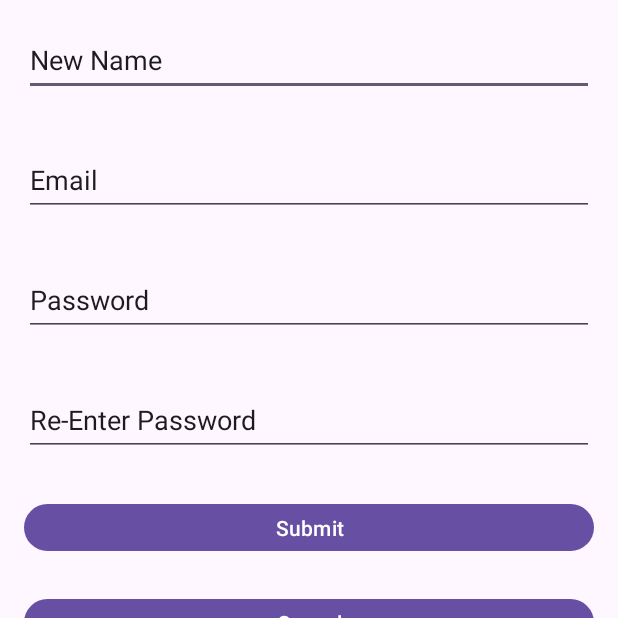
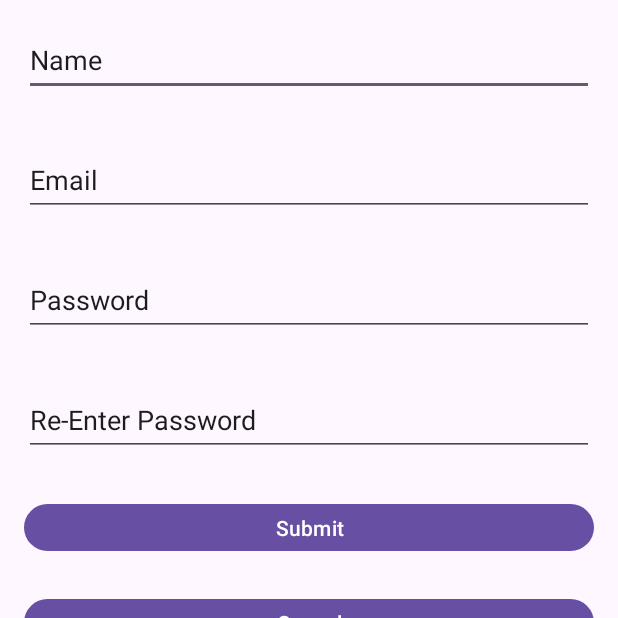
Before and after one commit to IT21823398/MADTutorial04, an Android app: the screen it shows after launch (MainActivity), on a phone screen of 412 x 824 dp, the top half of it. Run offline under Robolectric (Android 15) with nearby library versions, the phone set to English and light mode, and no system bars.

Commit message:
Updated text name in activity_main.xml

```diff
--- a/app/src/main/res/layout/activity_main.xml
+++ b/app/src/main/res/layout/activity_main.xml
@@ -17,7 +17,7 @@
         android:layout_marginBottom="16dp"
         android:ems="10"
         android:inputType="text"
-        android:text="New Name" />
+        android:text="Name" />
 
     <EditText
         android:id="@+id/edtPassword"
```
